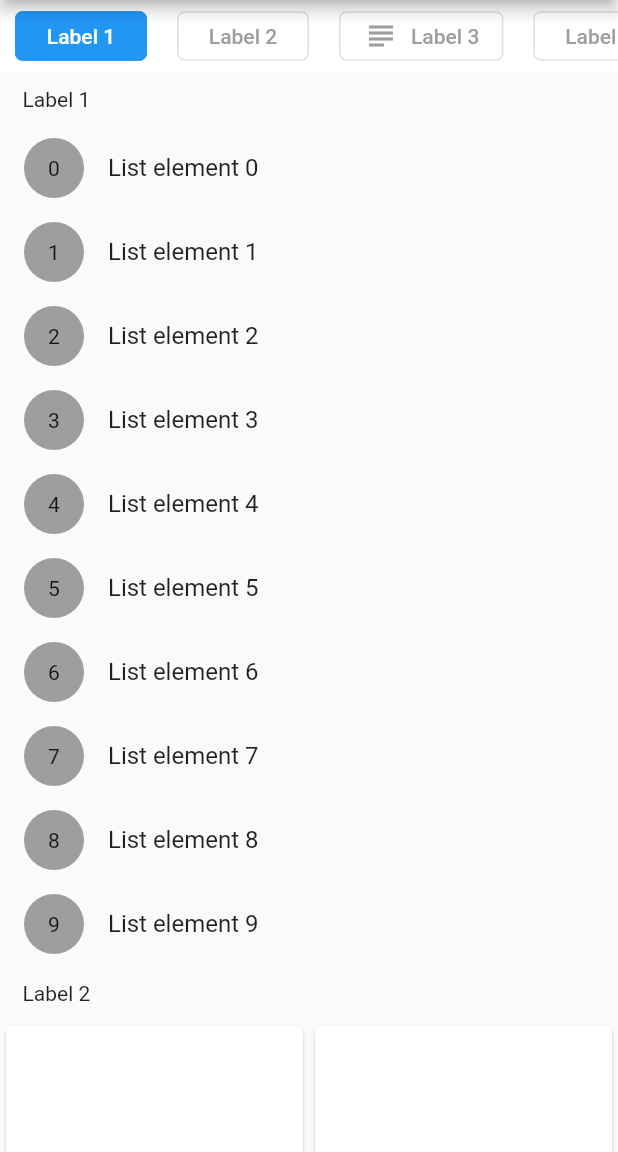
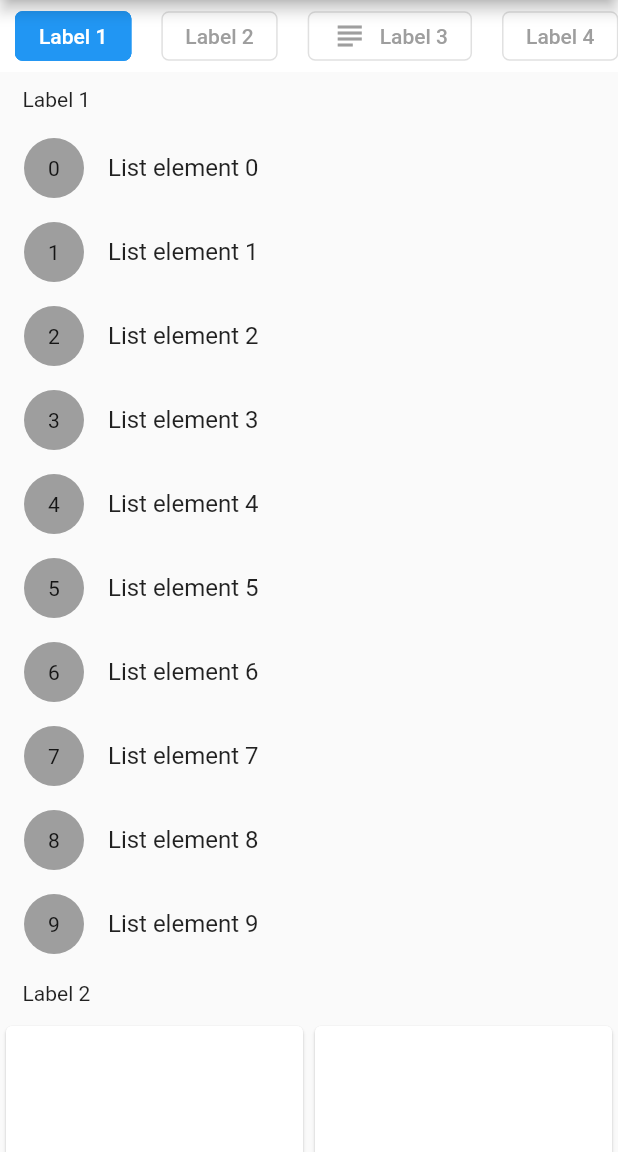
Before and after one commit to firatcetiner/scrollable_list_tabview, a Flutter app: the screen it shows after launch, on a phone screen of 412 x 824 dp, the part 84-1236 px from its top. Run offline on Flutter 3.47's test engine with Material 2 defaults, Android fonts, the phone set to English and light mode, and no system bars; drawn by our look-alikes of scrollable_positioned_list.

Commit message:
Remove old OutlineButton

```diff
--- a/lib/scrollable_list_tabview.dart
+++ b/lib/scrollable_list_tabview.dart
@@ -1,6 +1,5 @@
 library scrollable_list_tabview;
 
-import 'package:flutter/cupertino.dart';
 import 'package:flutter/foundation.dart';
 import 'package:flutter/material.dart';
 import 'package:scrollable_positioned_list/scrollable_positioned_list.dart';
@@ -96,21 +95,22 @@ class _ScrollableListTabViewState extends State<ScrollableListTabView> {
                               ? tab.activeBackgroundColor
                               : tab.inactiveBackgroundColor,
                           borderRadius: tab.borderRadius),
-                      child: OutlineButton(
-                        textColor: selected ? Colors.white : Colors.grey,
-                        color: selected
-                            ? tab.activeBackgroundColor
-                            : tab.inactiveBackgroundColor,
-                        disabledBorderColor: borderColor,
-                        materialTapTargetSize: MaterialTapTargetSize.shrinkWrap,
-                        borderSide: BorderSide(
-                          width: 1,
-                          color: borderColor,
-                        ),
-                        shape: RoundedRectangleBorder(
-                            borderRadius: tab.borderRadius),
-                        highlightedBorderColor: borderColor,
-                        highlightElevation: 0,
+                      child: OutlinedButton(
+                        style: ButtonStyle(
+                            foregroundColor: MaterialStateProperty.all(
+                                selected ? Colors.white : Colors.grey),
+                            backgroundColor: MaterialStateProperty.all(selected
+                                ? tab.activeBackgroundColor
+                                : tab.inactiveBackgroundColor),
+                            tapTargetSize: MaterialTapTargetSize.shrinkWrap,
+                            side: MaterialStateProperty.all(BorderSide(
+                              width: 1,
+                              color: borderColor,
+                            )),
+                            elevation: MaterialStateProperty.all(0),
+                            shape: MaterialStateProperty.all(
+                                RoundedRectangleBorder(
+                                    borderRadius: tab.borderRadius))),
                         child: _buildLabel(index),
                         onPressed: () => _onTabPressed(index),
                       ),
--- a/pubspec.yaml
+++ b/pubspec.yaml
@@ -1,6 +1,6 @@
 name: scrollable_list_tabview
 description: A Flutter widget which syncronize a ScrollView and a custom tab view.
-version: 0.1.4
+version: 0.1.5
 repository: https://github.com/firatcetiner/scrollable_list_tabview
 issue_tracker: https://github.com/firatcetiner/scrollable_list_tabview/issues
 homepage: https://firatcetiner.github.io/scrollable_list_tabview
```
Also changed, not shown: example/pubspec.lock, 1 other file.
